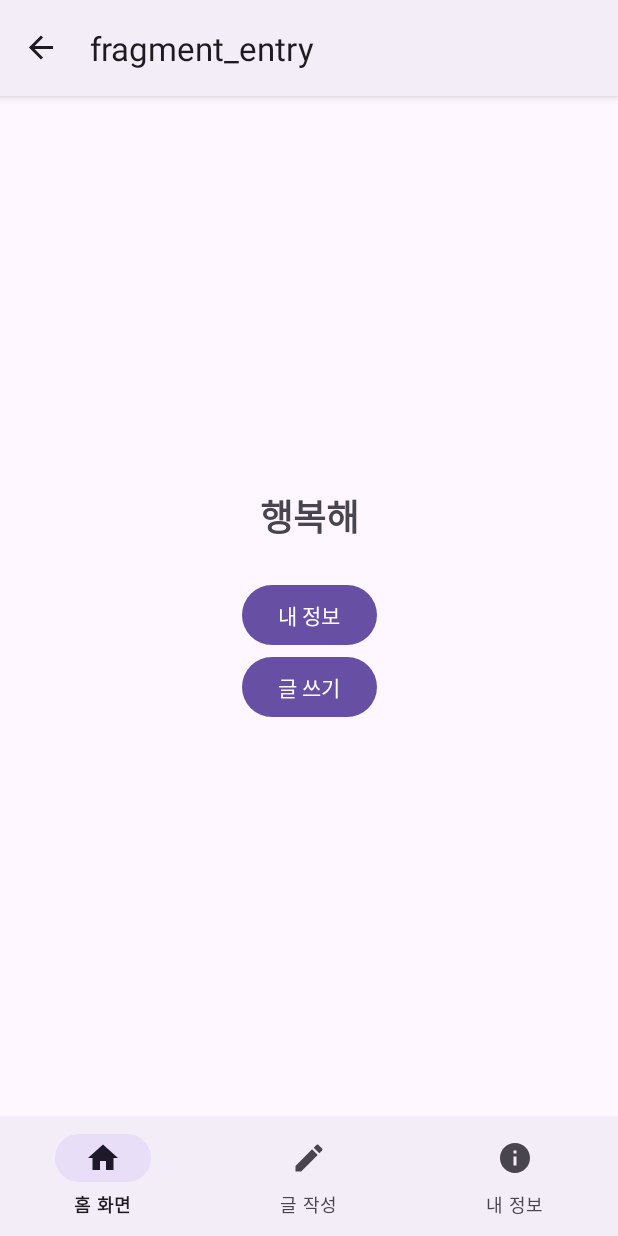
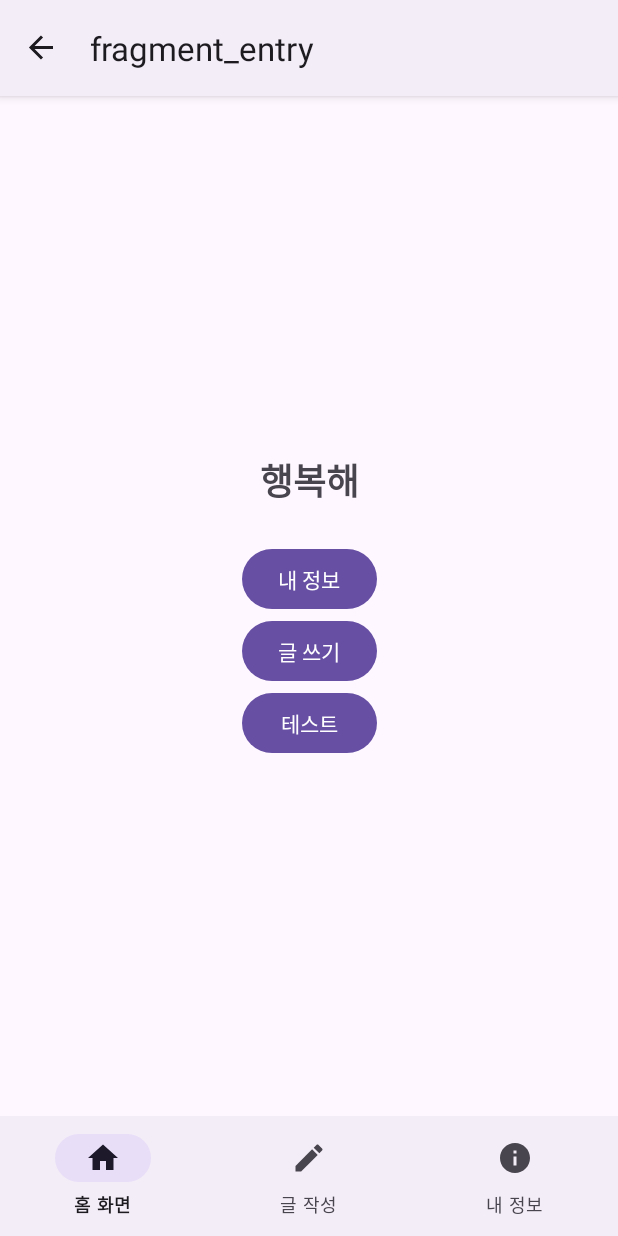
Before and after one commit to MinJunKKang/FoodProject, an Android app: the EntryFragment screen opened through its navigation route, on a phone screen of 412 x 824 dp. Run offline under Robolectric (Android 15) with nearby library versions, the phone set to English and light mode, and no system bars; our stand-ins replace navigation-ui.

Commit message:
HomwReviewlist

```diff
--- a/app/build.gradle.kts
+++ b/app/build.gradle.kts
@@ -37,6 +37,7 @@ android {
     viewBinding{
         enable = true
     }
+
 }
 
 dependencies {
@@ -53,10 +54,15 @@ dependencies {
     implementation("com.google.firebase:firebase-database:20.3.0")
     implementation("com.google.firebase:firebase-auth:22.3.0")
     implementation("com.google.firebase:firebase-storage:20.3.0")
+    implementation("com.google.firebase:firebase-storage-ktx:20.3.0")
 
     testImplementation("junit:junit:4.13.2")
     androidTestImplementation("androidx.test.ext:junit:1.1.5")
     androidTestImplementation("androidx.test.espresso:espresso-core:3.5.1")
 
+    //이미지 링크를 로드하기 위함
+    implementation("com.github.bumptech.glide:glide:4.12.0")
+    annotationProcessor("com.github.bumptech.glide:compiler:4.12.0")
+
     implementation(platform("com.google.firebase:firebase-bom:32.3.1"))
 }
--- a/app/src/main/java/com/example/myfoodproject/EntryFragment.kt
+++ b/app/src/main/java/com/example/myfoodproject/EntryFragment.kt
@@ -21,6 +21,9 @@ class EntryFragment : Fragment() {
         binding?.btnWrite?.setOnClickListener {
             findNavController().navigate(R.id.action_entryFragment_to_writeFragment)
         }
+        binding?.btnTest?.setOnClickListener {
+            findNavController().navigate(R.id.action_entryFragment_to_reviewHomeFragment)
+        }
         return binding?.root
     }
 
--- a/app/src/main/java/com/example/myfoodproject/ReviewListFragment.kt
+++ b/app/src/main/java/com/example/myfoodproject/ReviewListFragment.kt
@@ -34,7 +34,7 @@ class ReviewListFragment : Fragment() {
         savedInstanceState: Bundle?
     ): View? {
         // Inflate the layout for this fragment
-        return inflater.inflate(R.layout.fragment_review_list, container, false)
+        return inflater.inflate(R.layout.item_review, container, false)
     }
 
     companion object {
--- a/app/src/main/res/layout/fragment_entry.xml
+++ b/app/src/main/res/layout/fragment_entry.xml
@@ -49,5 +49,11 @@
             app:layout_constraintEnd_toEndOf="parent"
             app:layout_constraintStart_toStartOf="parent"
             app:layout_constraintTop_toTopOf="parent" />
+
+        <Button
+            android:id="@+id/btn_test"
+            android:layout_width="match_parent"
+            android:layout_height="wrap_content"
+            android:text="테스트" />
     </LinearLayout>
 </androidx.constraintlayout.widget.ConstraintLayout>
--- a/app/src/main/res/navigation/nav_main.xml
+++ b/app/src/main/res/navigation/nav_main.xml
@@ -16,6 +16,9 @@
         <action
             android:id="@+id/action_entryFragment_to_infoFragment"
             app:destination="@id/infoFragment" />
+        <action
+            android:id="@+id/action_entryFragment_to_reviewHomeFragment"
+            app:destination="@id/reviewHomeFragment" />
     </fragment>
     <fragment
         android:id="@+id/writeFragment"
@@ -76,4 +79,21 @@
             android:id="@+id/action_registerFragment_to_loginFragment"
             app:destination="@id/loginFragment" />
     </fragment>
+    <fragment
+        android:id="@+id/reviewDetailFragment"
+        android:name="com.example.myfoodproject.ReviewDetailFragment"
+        android:label="리뷰 상세"
+        tools:layout="@layout/fragment_review_detail" />
+    <fragment
+        android:id="@+id/reviewHomeFragment"
+        android:name="com.example.myfoodproject.ReviewHomeFragment"
+        android:label="리뷰 목록"
+        tools:layout="@layout/fragment_review_home">
+        <action
+            android:id="@+id/action_reviewHomeFragment_to_reviewDetailFragment"
+            app:destination="@id/reviewDetailFragment" />
+        <action
+            android:id="@+id/action_reviewHomeFragment_to_writeFragment"
+            app:destination="@id/writeFragment" />
+    </fragment>
 </navigation>
```
Also changed, not shown: app/src/main/java/com/example/myfoodproject/ReviewDetailFragment.kt (+23 -15 lines), app/src/main/java/com/example/myfoodproject/ReviewHomeFragment.kt (+24 -16 lines), app/src/main/java/com/example/myfoodproject/ReviewlistAdapter.kt (+43 -32 lines), app/src/main/java/com/example/myfoodproject/repository/CommentRepository.kt (+72 -3 lines), app/src/main/java/com/example/myfoodproject/repository/PostRepository.kt (+27 -8 lines), app/src/main/java/com/example/myfoodproject/viewmodel/CommentViewModel.kt (+26 -3 lines), app/src/main/java/com/example/myfoodproject/viewmodel/PostViewModel.kt (+8 -0 lines), app/src/main/res/drawable/star.png, app/src/main/res/layout/item_review.xml (renamed from app/src/main/res/layout/fragment_review_list.xml).
